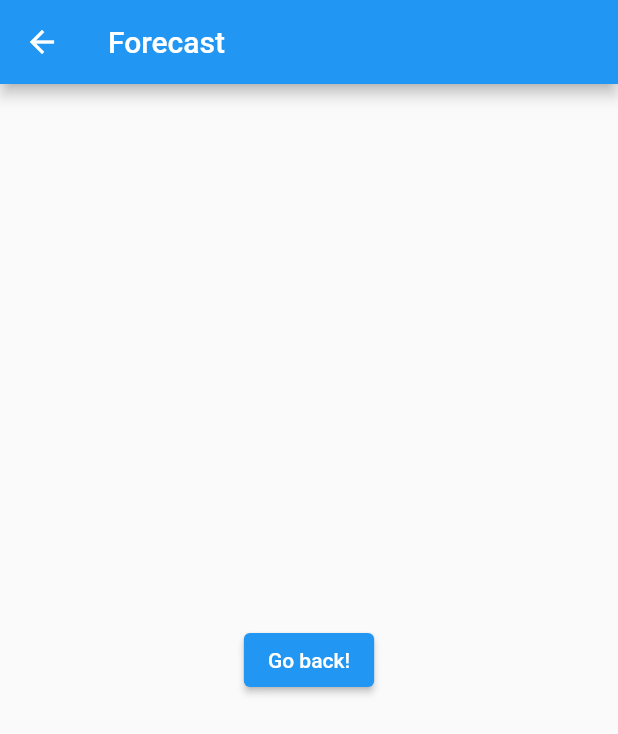
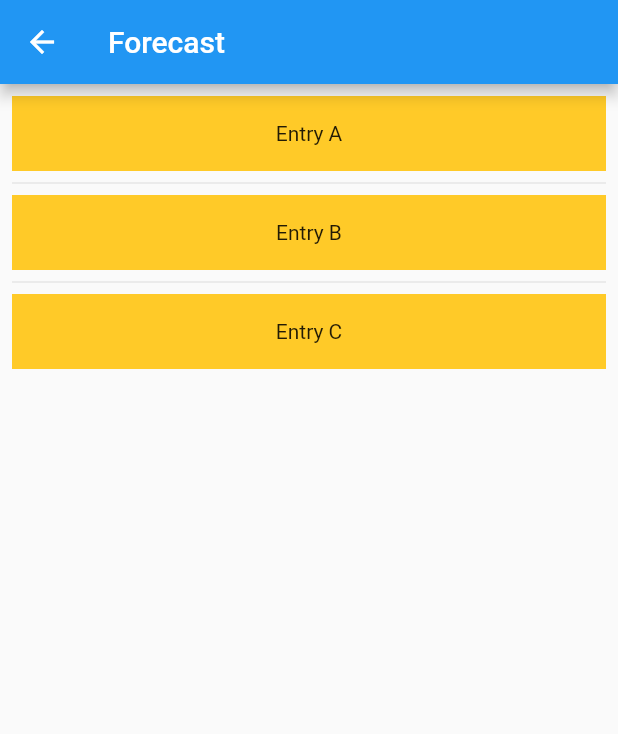
Before and after one commit to evvic/mobile_app_development, a Flutter app: the screen it shows after launch, after a tap on "Forecast", on a phone screen of 412 x 824 dp. Shown: the top 734 px of the screen. Run offline on Flutter 3.47's test engine with Material 2 defaults, Android fonts, the phone set to English and light mode, and no system bars; our stand-ins replace sensors_plus; network calls fail.

```diff
--- a/flutter_intro/flutter_weather/lib/screens/current_weather.dart
+++ b/flutter_intro/flutter_weather/lib/screens/current_weather.dart
@@ -3,6 +3,7 @@ import 'dart:convert'; // JSON converters
 import 'package:flutter/material.dart';
 import 'package:flutter_weather/screens/forecast.dart';
 import 'package:http/http.dart' as http;
+import 'package:sensors_plus/sensors_plus.dart';
 
 class CurrentWeatherOnly extends StatefulWidget {
   const CurrentWeatherOnly({Key? key}) : super(key: key);
@@ -34,7 +35,7 @@ class _CurrentWeatherOnly extends State<CurrentWeatherOnly> {
 
       setState(() {
         cityName = city;
-        temp = weatherData['main']['temp'];
+        temp = weatherData['main']['temp'] - 273.15;
         currentWeather = weatherData['weather'][0]['description'];
         windSpeed = weatherData['wind']['speed'];
         icon = weatherData['weather'][0]['icon'];
@@ -42,6 +43,10 @@ class _CurrentWeatherOnly extends State<CurrentWeatherOnly> {
 
       updateGUI(); // set state
     }
+  }
+
+  void openWeatherForecast() {
+
   }
 
   @override
@@ -60,7 +65,7 @@ class _CurrentWeatherOnly extends State<CurrentWeatherOnly> {
             'https://openweathermap.org/img/wn/$icon.png',
             scale: 0.8,
           ),
-          Text("$temp C", style: TextStyle(fontSize: 40)),
+          Text(temp.toStringAsFixed(2) + " C", style: TextStyle(fontSize: 40)),
           Text("$windSpeed m/s", style: TextStyle(fontSize: 40)),
           ElevatedButton(
             child: const Text('Get weather data'),
--- a/flutter_intro/flutter_weather/lib/screens/forecast.dart
+++ b/flutter_intro/flutter_weather/lib/screens/forecast.dart
@@ -1,23 +1,61 @@
+import 'dart:convert'; //json
 import 'package:flutter/material.dart';
+import 'package:http/http.dart' as http;
 
-class WeatherForecastScreen extends StatelessWidget {
+
+class WeatherForecastScreen extends StatefulWidget {
   const WeatherForecastScreen({Key? key}) : super(key: key);
 
   @override
+  State<WeatherForecastScreen> createState() => _WeatherForecastScreen();
+}
+
+class _WeatherForecastScreen extends State<WeatherForecastScreen> {
+  final List<String> entries = <String>['A', 'B', 'C'];
+
+  void fetchWeather(String city) async {
+    city = "Sacramento";
+
+    Uri url = Uri.parse(
+        "https://api.openweathermap.org/data/2.5/weather?q=$city&appid=6c433438776b5be4ac86001dc88de74d");
+    final response = await http.get(url);
+
+    if (response.statusCode == 200) {
+      // good response
+
+      var weatherData = json.decode(response.body);
+
+      setState(() {
+        cityName = city;
+        temp = weatherData['main']['temp'] - 273.15;
+        currentWeather = weatherData['weather'][0]['description'];
+        windSpeed = weatherData['wind']['speed'];
+        icon = weatherData['weather'][0]['icon'];
+      });
+
+      updateGUI(); // set state
+    }
+  }
+
+  @override
+  // ignore: dead_code, dead_code
   Widget build(BuildContext context) {
     return Scaffold(
       appBar: AppBar(
         title: const Text('Forecast'),
       ),
-      body: Center(
-        child: ElevatedButton(
-          onPressed: () {
-            // Navigate back to first route when tapped.
-            Navigator.pop(context);
-          },
-          child: const Text('Go back!'),
-        ),
-      ),
+      body: ListView.separated(
+        padding: const EdgeInsets.all(8),
+        itemCount: entries.length,
+        itemBuilder: (BuildContext context, int index) {
+          return Container(
+            height: 50,
+            color: Colors.amber[400],
+            child: Center(child: Text('Entry ${entries[index]}')),
+          );
+        },
+        separatorBuilder: (BuildContext context, int index) => const Divider(),
+      )
     );
   }
 }
--- a/flutter_intro/flutter_weather/pubspec.yaml
+++ b/flutter_intro/flutter_weather/pubspec.yaml
@@ -30,11 +30,14 @@ dependencies:
   flutter:
     sdk: flutter
   http: ^0.13.4
+  sensors_plus: ^1.2.1
+  location: ^4.2.0
 
 
   # The following adds the Cupertino Icons font to your application.
   # Use with the CupertinoIcons class for iOS style icons.
   cupertino_icons: ^1.0.2
+  location_web: ^3.1.1
 
 dev_dependencies:
   flutter_test:
```
Also changed, not shown: flutter_intro/flutter_weather/pubspec.lock, 1 other file.
